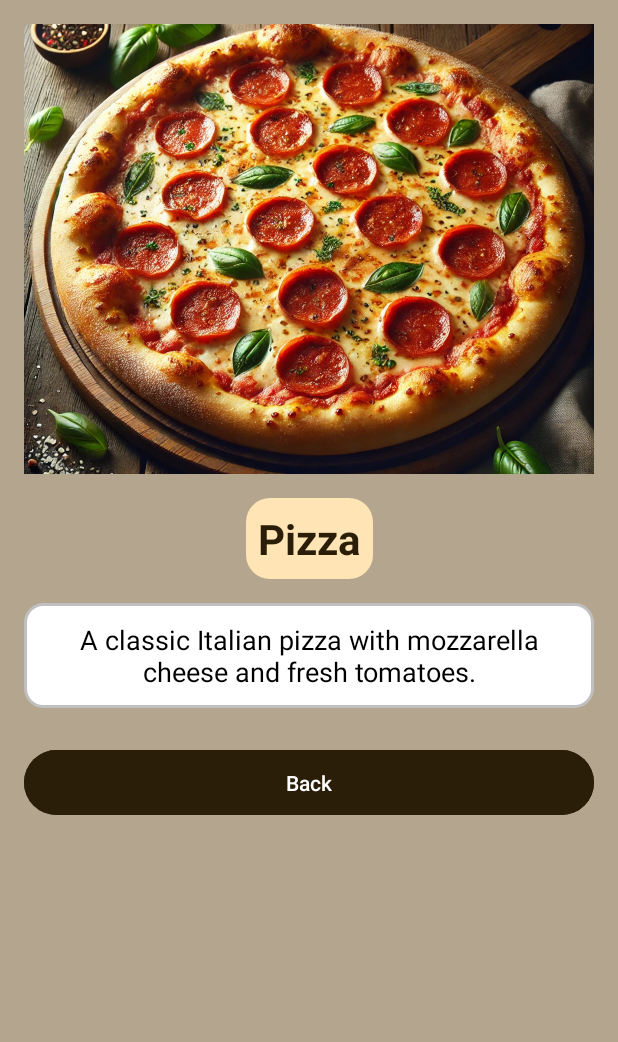
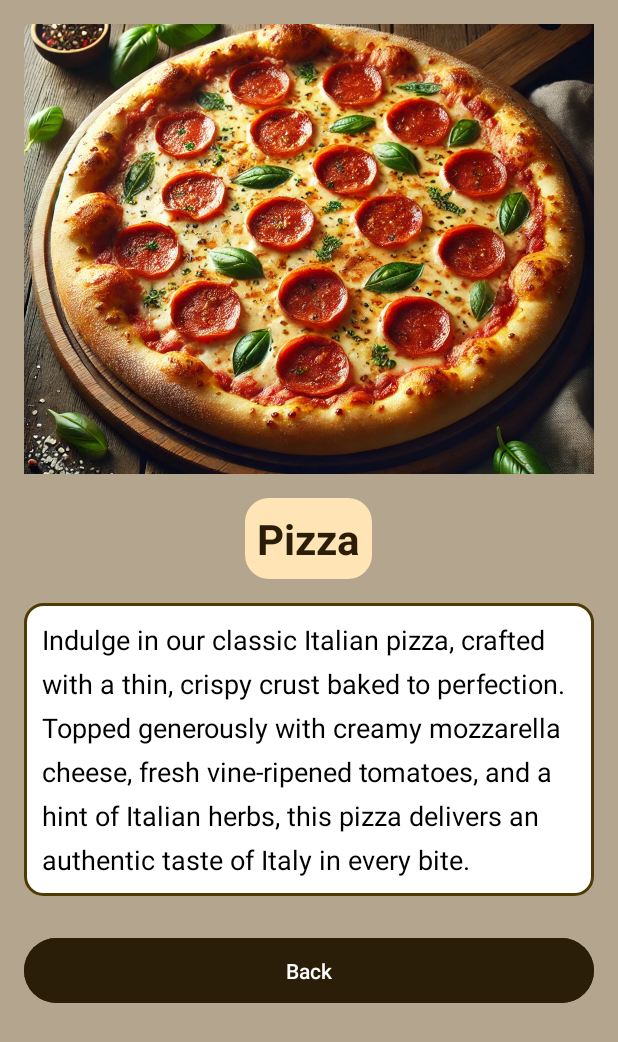
Before and after one commit to artur300/menu, an Android app: the screen it shows after launch (MainActivity), after a tap on "VIEW DETAILS", on a phone screen of 412 x 824 dp. Shown: the top 1042 px of the screen. Run offline under Robolectric (Android 15) with nearby library versions, the phone set to English and light mode, and no system bars; 1 other tap on this screen came first.

Commit message:
menu 12/12/24 end of the day

```diff
--- a/app/src/main/res/drawable/description_background.xml
+++ b/app/src/main/res/drawable/description_background.xml
@@ -1,5 +1,5 @@
 <shape xmlns:android="http://schemas.android.com/apk/res/android">
-    <solid android:color="#FFFFFF" /> <!-- צבע רקע לבן -->
+    <solid android:color="@color/white" /> <!-- צבע רקע לבן -->
     <corners android:radius="12dp" /> <!-- פינות מעוגלות -->
-    <stroke android:width="2dp" android:color="#C0C0C0" /> <!-- קו מסביב -->
+    <stroke android:width="2dp" android:color="@color/brown" /> <!-- קו מסביב -->
 </shape>
--- a/app/src/main/res/layout/fragment_food_details.xml
+++ b/app/src/main/res/layout/fragment_food_details.xml
@@ -4,20 +4,31 @@
     xmlns:app="http://schemas.android.com/apk/res-auto"
     android:layout_width="match_parent"
     android:layout_height="match_parent"
-    android:background="@color/light_beige"
+    android:background="@color/light_beige">
+
+    <!-- ScrollView לעטוף את כל התוכן -->
+    <ScrollView
+        android:layout_width="0dp"
+        android:layout_height="0dp"
+        app:layout_constraintTop_toTopOf="parent"
+        app:layout_constraintBottom_toBottomOf="parent"
+        app:layout_constraintStart_toStartOf="parent"
+        app:layout_constraintEnd_toEndOf="parent">
+
+        <LinearLayout
+            android:layout_width="match_parent"
+            android:layout_height="wrap_content"
+            android:orientation="vertical"
             android:padding="16dp">
 
             <!-- תמונה של המנה עם מסגרת -->
             <ImageView
                 android:id="@+id/food_image"
-        android:layout_width="0dp"
+                android:layout_width="match_parent"
                 android:layout_height="300dp"
                 android:scaleType="centerCrop"
-        android:background="@drawable/image_border"
                 android:contentDescription="@string/food_image_description"
-        app:layout_constraintTop_toTopOf="parent"
-        app:layout_constraintStart_toStartOf="parent"
-        app:layout_constraintEnd_toEndOf="parent" />
+                android:background="@drawable/image_border" />
 
             <!-- שם המנה -->
             <TextView
@@ -29,38 +40,32 @@
                 android:textColor="@color/dark_brown"
                 android:background="@drawable/name_background"
                 android:padding="8dp"
-        app:layout_constraintTop_toBottomOf="@id/food_image"
-        app:layout_constraintStart_toStartOf="parent"
-        app:layout_constraintEnd_toEndOf="parent"
+                android:layout_gravity="center_horizontal"
                 android:layout_marginTop="16dp" />
 
             <!-- תיאור המנה -->
             <TextView
                 android:id="@+id/food_description"
-        android:layout_width="0dp"
+                android:layout_width="match_parent"
                 android:layout_height="wrap_content"
                 android:textSize="18sp"
                 android:textColor="@color/black"
                 android:background="@drawable/description_background"
                 android:padding="12dp"
-        app:layout_constraintTop_toBottomOf="@id/food_name"
-        app:layout_constraintStart_toStartOf="parent"
-        app:layout_constraintEnd_toEndOf="parent"
-        android:layout_marginTop="16dp"
-        android:gravity="center"
-        android:text="Delicious and freshly made with high-quality ingredients." />
+                android:gravity="start"
+                android:lineSpacingExtra="8dp"
+                android:layout_marginTop="16dp" />
 
             <!-- כפתור חזרה -->
             <Button
                 android:id="@+id/btn_back"
-        android:layout_width="0dp"
+                android:layout_width="match_parent"
                 android:layout_height="wrap_content"
                 android:text="@string/back"
                 android:backgroundTint="@color/dark_brown"
                 android:textColor="@android:color/white"
-        app:layout_constraintTop_toBottomOf="@id/food_description"
-        app:layout_constraintStart_toStartOf="parent"
-        app:layout_constraintEnd_toEndOf="parent"
                 android:layout_marginTop="24dp"
                 android:paddingVertical="12dp" />
+        </LinearLayout>
+    </ScrollView>
 </androidx.constraintlayout.widget.ConstraintLayout>
--- a/app/src/main/res/values/strings.xml
+++ b/app/src/main/res/values/strings.xml
@@ -1,14 +1,37 @@
 <resources>
-    <string name="app_name">menu</string>
+    <!-- App Name -->
+    <string name="app_name">Menu</string>
+
+    <!-- Food Labels -->
     <string name="food_name">Food Name</string>
     <string name="unknown_food">Unknown Food</string>
+
+    <!-- Formatting and Messages -->
     <string name="price_format">Price: %1$s</string>
-    <string name="view_details_message">View Details: %1$s</string>
-    <string name="order_message">Order: %1$s</string>
-    <string name="food_description_pizza">A classic Italian pizza with mozzarella cheese and fresh tomatoes.</string>
-    <string name="food_description_burger">A juicy beef burger with fresh lettuce, tomatoes, and our secret sauce.</string>
-    <string name="food_description_sushi">Delicate sushi rolls made with fresh fish and premium rice.</string>
-    <string name="food_description_default">Delicious and freshly made food.</string>
+    <string name="view_details_message">Viewing Details: %1$s</string>
+    <string name="order_message">Ordered: %1$s</string>
+
+    <!-- Food Descriptions -->
+    <string name="food_description_pizza">
+        Indulge in our classic Italian pizza, crafted with a thin, crispy crust baked to perfection.
+        Topped generously with creamy mozzarella cheese, fresh vine-ripened tomatoes, and a hint of Italian herbs,
+        this pizza delivers an authentic taste of Italy in every bite.
+    </string>
+    <string name="food_description_burger">
+        Savor the ultimate comfort food with our juicy, flame-grilled beef burger.
+        Layered with fresh, crunchy lettuce, ripe red tomatoes, and pickles, all drizzled with our house-made secret sauce,
+        this burger is a flavor explosion served on a soft, toasted brioche bun.
+    </string>
+    <string name="food_description_sushi">
+        Delight in our delicate sushi rolls, hand-crafted with premium-grade sushi rice and the freshest fish available.
+        Each roll is carefully balanced with flavors and textures, combining crisp cucumber, creamy avocado, and tender fish.
+        A touch of wasabi and soy sauce brings out the exquisite taste, making it a must-try for sushi enthusiasts.
+    </string>
+    <string name="food_description_default">
+        Enjoy our delicious and freshly made dishes, prepared with the highest quality ingredients to bring you a delightful experience.
+    </string>
+
+    <!-- Buttons and Accessibility -->
     <string name="back">Back</string>
     <string name="food_image_description">Image of the food</string>
 </resources>
```
Lines whose indentation alone changed are shown as unchanged.
